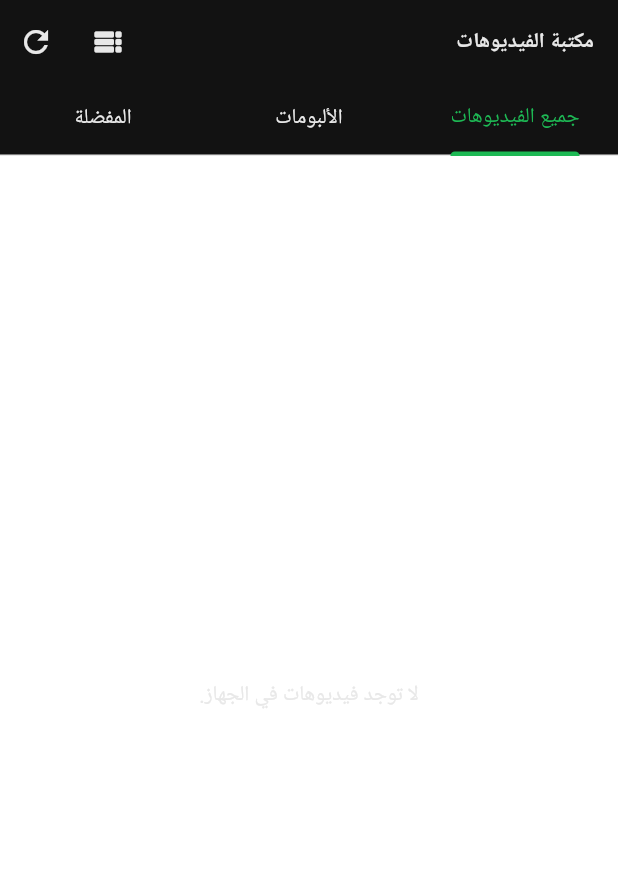
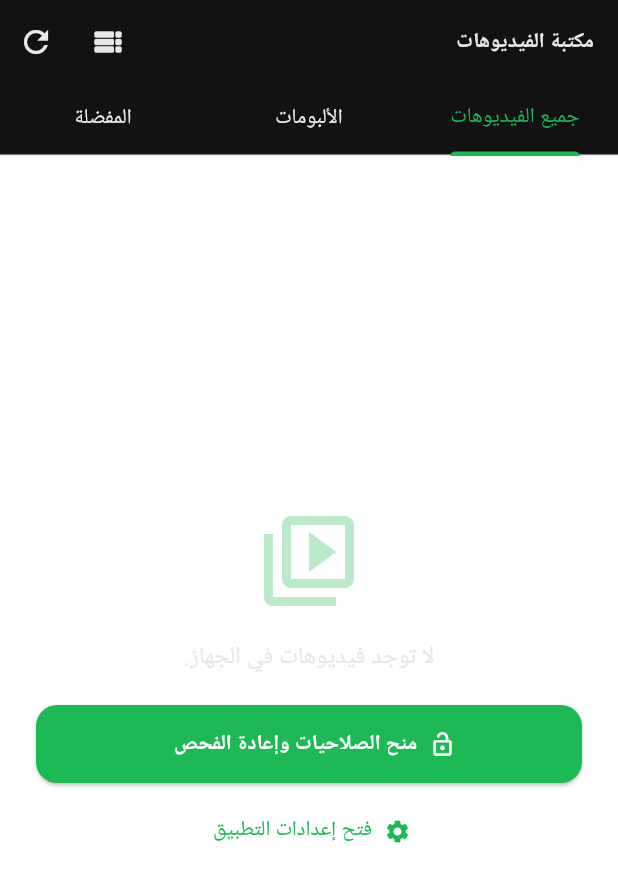
Before and after one commit to m5050p36-cpu/ar_music_video, a Flutter app: the VideoScreen screen opened directly, on a phone screen of 412 x 824 dp. Shown: the top 882 px of the screen. Run offline on Flutter 3.47's test engine with Material 3 defaults, Android fonts, the phone set to English and light mode, and no system bars; our stand-ins replace audio_video_progress_bar, cached_network_image, file_picker, flutter_image_compress, image_picker, just_audio and 8 more; missing offline and left inert: home_widget, photo_manager, photo_manager_image_provider, screen_brightness; accounts and stored records are empty.

Commit message:
fix(video): AssetEntityImage fallback + permission button + cache v3 + UI hints

```diff
--- a/lib/core/services/media_cache.dart
+++ b/lib/core/services/media_cache.dart
@@ -11,9 +11,9 @@ class MediaCache {
   MediaCache._();
 
   static const _audioKey = 'cache_audio_list_v2';
-  static const _videoKey = 'cache_video_list_v2';
+  static const _videoKey = 'cache_video_list_v3';
   static const _audioTsKey = 'cache_audio_ts_v2';
-  static const _videoTsKey = 'cache_video_ts_v2';
+  static const _videoTsKey = 'cache_video_ts_v3';
 
   /// مدة صلاحية الكاش — بعدها نُعيد الفحص
   static const Duration ttl = Duration(hours: 6);
--- a/lib/screens/video/video_screen.dart
+++ b/lib/screens/video/video_screen.dart
@@ -1,6 +1,9 @@
 import 'dart:typed_data';
 
 import 'package:flutter/material.dart';
+import 'package:permission_handler/permission_handler.dart';
+import 'package:photo_manager/photo_manager.dart';
+import 'package:photo_manager_image_provider/photo_manager_image_provider.dart';
 
 import '../../core/localization/app_strings.dart';
 import '../../core/services/media_cache.dart';
@@ -166,7 +169,53 @@ class _VideoScreenState extends State<VideoScreen>
               ? Center(
                   child: Padding(
                     padding: const EdgeInsets.all(24),
-                    child: Text(tEmpty, textAlign: TextAlign.center),
+                    child: Column(
+                      mainAxisAlignment: MainAxisAlignment.center,
+                      children: [
+                        Icon(
+                          Icons.video_library_outlined,
+                          size: 72,
+                          color: Theme.of(context)
+                              .colorScheme
+                              .primary
+                              .withValues(alpha: 0.3),
+                        ),
+                        const SizedBox(height: 16),
+                        Text(
+                          tEmpty,
+                          textAlign: TextAlign.center,
+                          style: const TextStyle(fontSize: 16),
+                        ),
+                        const SizedBox(height: 20),
+                        ElevatedButton.icon(
+                          onPressed: () async {
+                            try {
+                              await PhotoManager.requestPermissionExtend(
+                                requestOption: const PermissionRequestOption(
+                                  androidPermission: AndroidPermission(
+                                    type: RequestType.common,
+                                    mediaLocation: false,
+                                  ),
+                                ),
+                              );
+                            } catch (_) {}
+                            await MediaCache.clear();
+                            if (mounted) setState(() => _videos = []);
+                            await _backgroundScan();
+                          },
+                          icon: const Icon(Icons.lock_open_rounded),
+                          label: const Text('منح الصلاحيات وإعادة الفحص'),
+                        ),
+                        const SizedBox(height: 8),
+                        TextButton.icon(
+                          onPressed: () => openAppSettings(),
+                          icon: const Icon(Icons.settings, size: 18),
+                          label: const Text('فتح إعدادات التطبيق'),
+                        ),
+                        const SizedBox(height: 12),
+
+                      ],
+                    ),
                   ),
                 )
               : TabBarView(
@@ -549,6 +598,7 @@ class _LazyThumbState extends State<_LazyThumb> {
 
   @override
   Widget build(BuildContext context) {
+    // 1. من الذاكرة/القرص — الأسرع
     if (_bytes != null) {
       return Image.memory(
         _bytes!,
@@ -558,6 +608,21 @@ class _LazyThumbState extends State<_LazyThumb> {
         cacheWidth: 400,
       );
     }
+
+    // 2. fallback فوري عبر AssetEntityImage إذا كان asset متوفرًا (في نفس الجلسة)
+    final asset = widget.video.asset;
+    if (asset != null) {
+      return AssetEntityImage(
+        asset,
+        isOriginal: false,
+        thumbnailSize: const ThumbnailSize(400, 400),
+        fit: BoxFit.cover,
+        filterQuality: FilterQuality.low,
+        errorBuilder: (_, __, ___) => _fallbackIcon(),
+      );
+    }
+
+    // 3. قيد التحميل
     if (!_loaded) {
       return Container(
         color: Colors.black12,
@@ -569,6 +634,12 @@ class _LazyThumbState extends State<_LazyThumb> {
         ),
       );
     }
+
+    // 4. بدون asset وبدون كاش (فيديو من cache JSON)
+    return _fallbackIcon();
+  }
+
+  Widget _fallbackIcon() {
     return Container(
       color: Colors.black26,
       alignment: Alignment.center,
@@ -581,7 +652,7 @@ class _LazyThumbState extends State<_LazyThumb> {
   }
 }
 
-// ═══════════════════════════════════════════════════════════════
+// ═
 // شاشة ألبوم
 // ═══════════════════════════════════════════════════════════════
 class _AlbumVideosScreen extends StatelessWidget {
```
